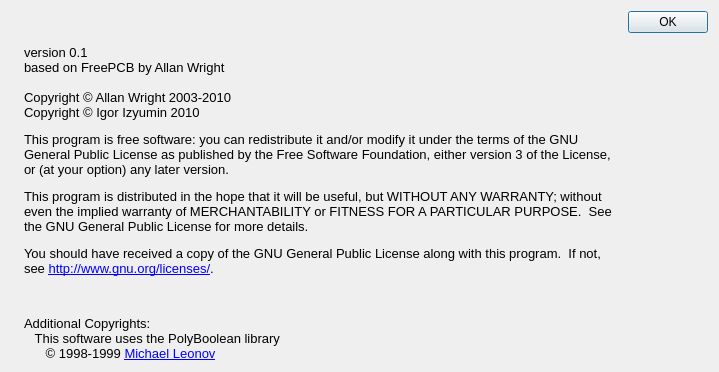
Before: the Qt Designer form AboutDialog.ui in igorizyumin/xpcb, drawn with Qt 5.
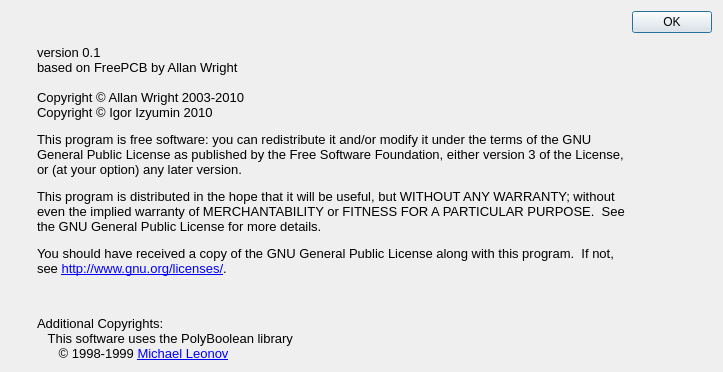
After: the same form once the commit is applied. Icons and pictures are not drawn.

```diff
--- a/AboutDialog.ui
+++ b/AboutDialog.ui
@@ -9,7 +9,7 @@
    <rect>
     <x>0</x>
     <y>0</y>
-    <width>719</width>
+    <width>723</width>
     <height>372</height>
    </rect>
   </property>
@@ -23,8 +23,53 @@
   <property name="modal">
    <bool>true</bool>
   </property>
-  <layout class="QGridLayout" name="gridLayout">
-   <item row="0" column="1">
+  <layout class="QHBoxLayout" name="horizontalLayout">
+   <item>
+    <layout class="QVBoxLayout" name="verticalLayout">
+     <item>
+      <widget class="QLabel" name="label">
+       <property name="text">
+        <string/>
+       </property>
+       <property name="pixmap">
+        <pixmap resource="qtfreepcb.qrc">:/Resources/xpcb.png</pixmap>
+       </property>
+       <property name="alignment">
+        <set>Qt::AlignLeading|Qt::AlignLeft|Qt::AlignTop</set>
+       </property>
+      </widget>
+     </item>
+     <item>
+      <spacer name="verticalSpacer">
+       <property name="orientation">
+        <enum>Qt::Vertical</enum>
+       </property>
+       <property name="sizeHint" stdset="0">
+        <size>
+         <width>20</width>
+         <height>40</height>
+        </size>
+       </property>
+      </spacer>
+     </item>
+     <item>
+      <widget class="QLabel" name="label_4">
+       <property name="pixmap">
+        <pixmap resource="qtfreepcb.qrc">:/python.png</pixmap>
+       </property>
+       <property name="scaledContents">
+        <bool>false</bool>
+       </property>
+       <property name="alignment">
+        <set>Qt::AlignCenter</set>
+       </property>
+      </widget>
+     </item>
+    </layout>
+   </item>
+   <item>
+    <layout class="QVBoxLayout" name="verticalLayout_2">
+     <item>
     <widget class="QLabel" name="label_2">
      <property name="sizePolicy">
       <sizepolicy hsizetype="MinimumExpanding" vsizetype="MinimumExpanding">
@@ -59,17 +104,7 @@
      </property>
     </widget>
    </item>
-   <item row="0" column="2">
-    <widget class="QDialogButtonBox" name="buttonBox">
-     <property name="orientation">
-      <enum>Qt::Vertical</enum>
-     </property>
-     <property name="standardButtons">
-      <set>QDialogButtonBox::Ok</set>
-     </property>
-    </widget>
-   </item>
-   <item row="1" column="1">
+     <item>
     <widget class="QLabel" name="label_3">
      <property name="text">
       <string>&lt;!DOCTYPE HTML PUBLIC &quot;-//W3C//DTD HTML 4.0//EN&quot; &quot;http://www.w3.org/TR/REC-html40/strict.dtd&quot;&gt;
@@ -88,16 +123,15 @@
      </property>
     </widget>
    </item>
-   <item row="0" column="0">
-    <widget class="QLabel" name="label">
-     <property name="text">
-      <string/>
+    </layout>
+   </item>
+   <item>
+    <widget class="QDialogButtonBox" name="buttonBox">
+     <property name="orientation">
+      <enum>Qt::Vertical</enum>
      </property>
-     <property name="pixmap">
-      <pixmap resource="qtfreepcb.qrc">:/Resources/xpcb.png</pixmap>
-     </property>
-     <property name="alignment">
-      <set>Qt::AlignLeading|Qt::AlignLeft|Qt::AlignTop</set>
+     <property name="standardButtons">
+      <set>QDialogButtonBox::Ok</set>
      </property>
     </widget>
    </item>
```
Lines whose indentation alone changed are shown as unchanged.
